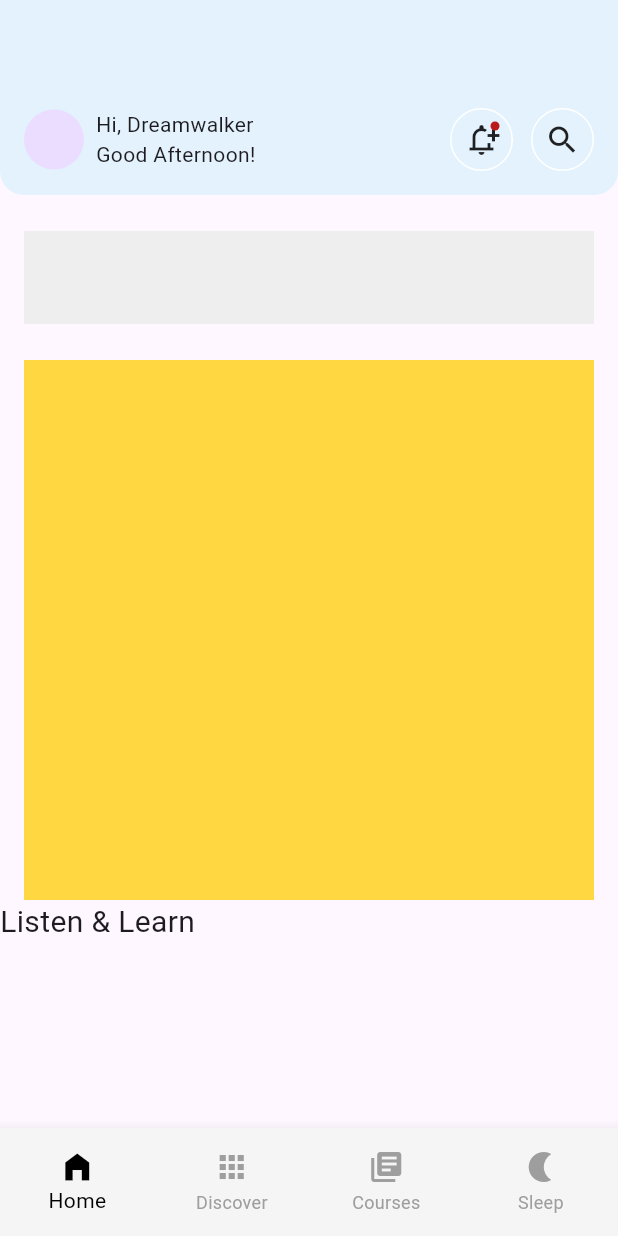
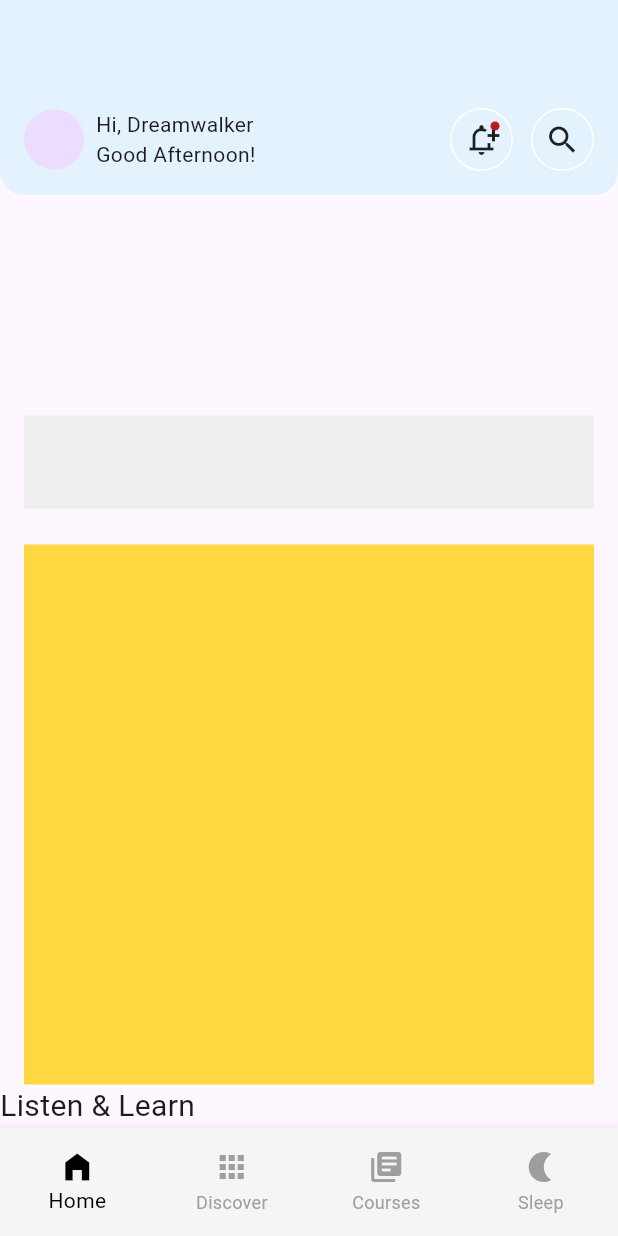
Before and after one commit to JAICHANGPARK/flutter_notebook_chapter_37, a Flutter app: the MeditationHomePage screen opened directly, on a phone screen of 412 x 824 dp. Run offline on Flutter 3.47's test engine with Material 3 defaults, Android fonts, the phone set to English and light mode, and no system bars; our stand-ins replace dots_indicator, gap, google_fonts.

Commit message:
Update meditation_home_page.dart

```diff
--- a/lib/ep1877_meditation_app/views/meditation_home_page.dart
+++ b/lib/ep1877_meditation_app/views/meditation_home_page.dart
@@ -73,6 +73,13 @@ class _MeditationHomePageState extends State<MeditationHomePage> {
               ],
             ),
           ),
+          Expanded(child: Column
+
+            (
+            crossAxisAlignment: CrossAxisAlignment.start,
+            children: [
+
+          ],),),
           Container(
             height: 62,
             decoration: BoxDecoration(
```
